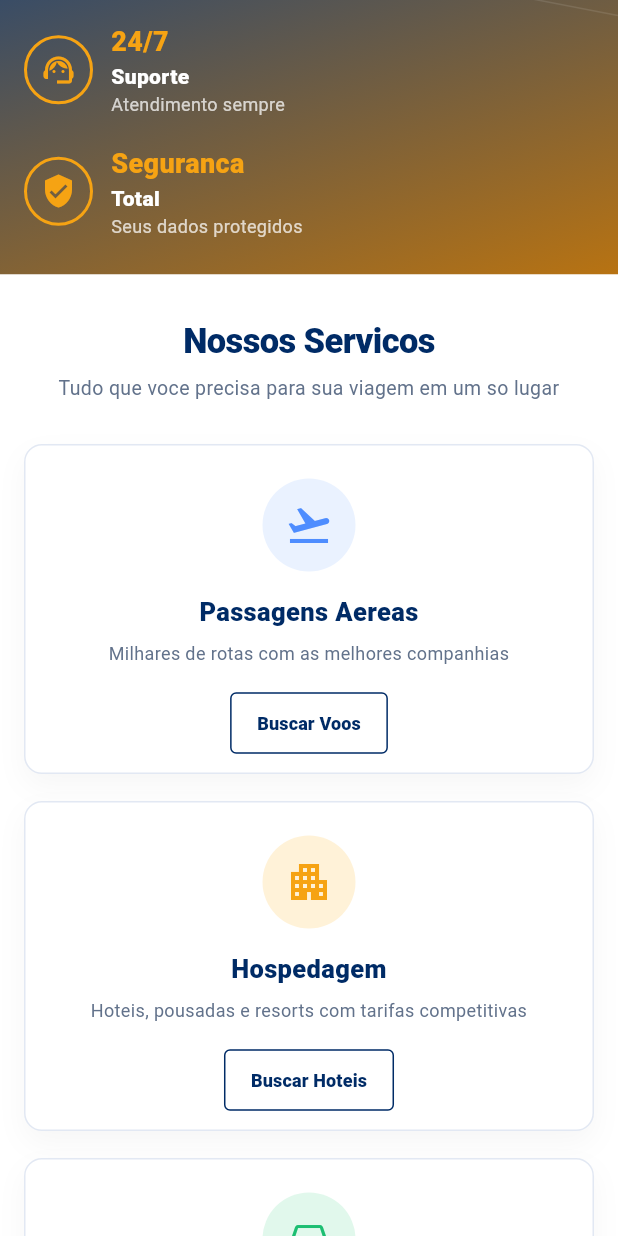
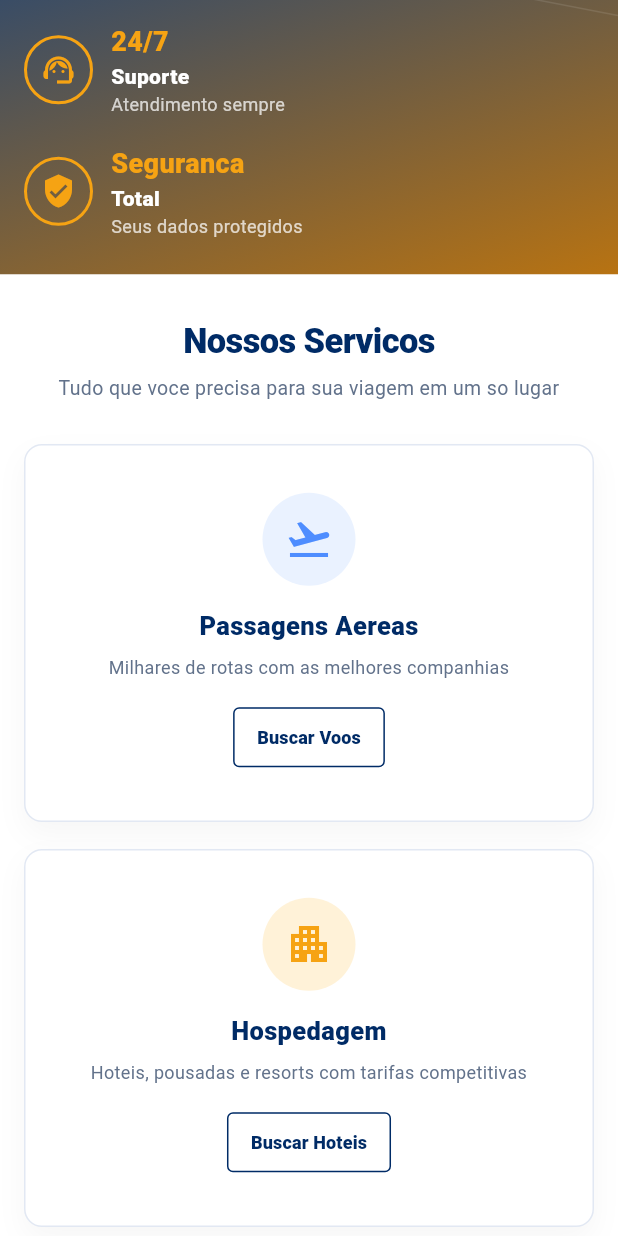
Before and after one commit to danielrodrigues677-hub/turistar-mobile, a Flutter app: the screen it shows after launch, scrolled down 1152 dp, on a phone screen of 412 x 824 dp. Run offline on Flutter 3.47's test engine with Material 3 defaults, Android fonts, the phone set to English and light mode, and no system bars; Roboto replaces fonts that are missing (Arial).

```diff
--- a/lib/main.dart
+++ b/lib/main.dart
@@ -1633,8 +1633,8 @@ class ServiceCard extends StatelessWidget {
   Widget build(BuildContext context) {
     final data = _serviceCopy(service);
     return Container(
-      height: 220,
-      padding: const EdgeInsets.all(22),
+      height: 252,
+      padding: const EdgeInsets.all(20),
       decoration: BoxDecoration(
         color: Colors.white,
         borderRadius: BorderRadius.circular(12),
@@ -1653,7 +1653,13 @@ class ServiceCard extends StatelessWidget {
           const SizedBox(height: 15),
           Text(service.label, textAlign: TextAlign.center, style: const TextStyle(color: TuristarColors.navy, fontSize: 17, fontWeight: FontWeight.w900)),
           const SizedBox(height: 8),
-          Text(data.description, textAlign: TextAlign.center, style: const TextStyle(color: TuristarColors.muted, fontSize: 12, height: 1.35)),
+          Text(
+            data.description,
+            textAlign: TextAlign.center,
+            maxLines: 2,
+            overflow: TextOverflow.ellipsis,
+            style: const TextStyle(color: TuristarColors.muted, fontSize: 12, height: 1.35),
+          ),
           const SizedBox(height: 14),
           OutlinedButton(
             onPressed: onTap,
@@ -1661,7 +1667,8 @@ class ServiceCard extends StatelessWidget {
               foregroundColor: TuristarColors.navy,
               side: const BorderSide(color: TuristarColors.navy),
               shape: RoundedRectangleBorder(borderRadius: BorderRadius.circular(4)),
-              padding: const EdgeInsets.symmetric(horizontal: 18, vertical: 12),
+              padding: const EdgeInsets.symmetric(horizontal: 16, vertical: 10),
+              minimumSize: const Size(0, 40),
             ),
             child: Text(service.actionLabel, style: const TextStyle(fontSize: 12, fontWeight: FontWeight.w800)),
           ),
```
